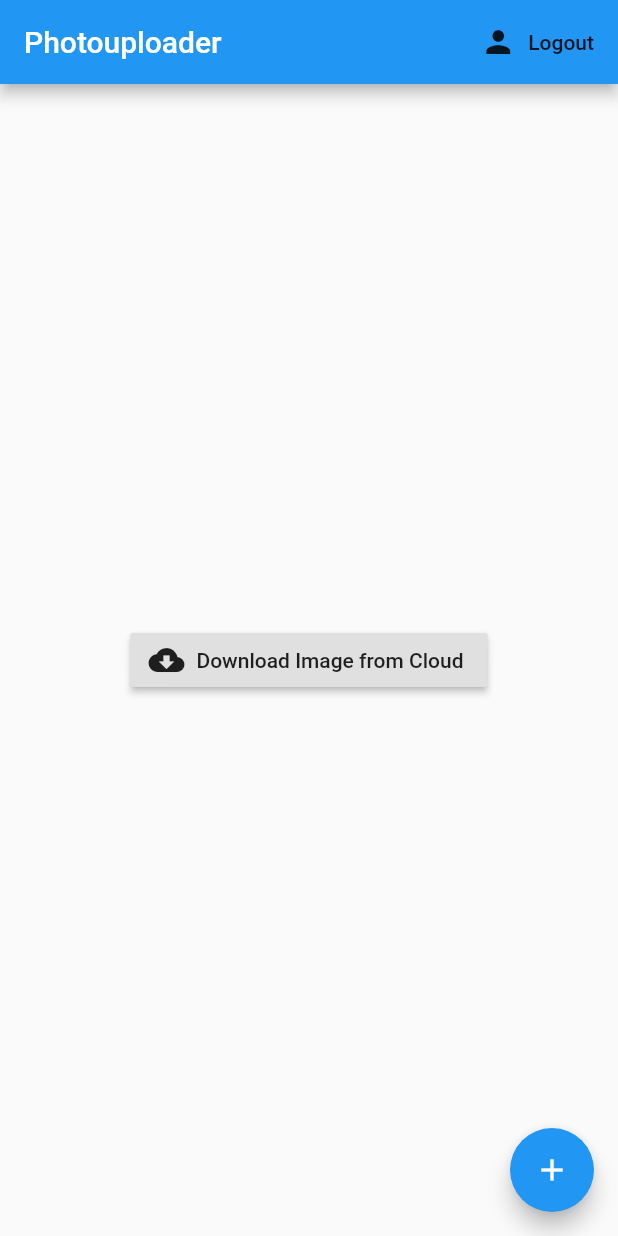
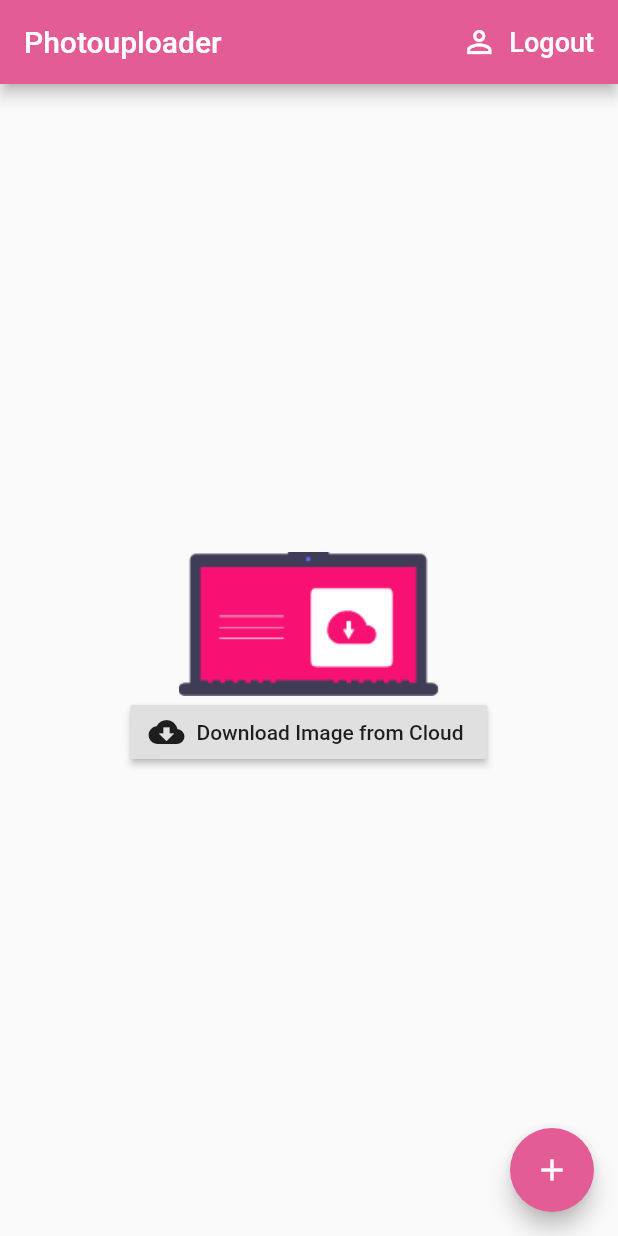
Before and after one commit to MichaelRinglein/photouploader, a Flutter app: the screen it shows once a user with an empty profile is signed in, after a tap on "Logout", on a phone screen of 412 x 824 dp. Run offline on Flutter 3.47's test engine with Material 2 defaults, Android fonts, the phone set to English and light mode, and no system bars; our stand-ins replace firebase_auth, firebase_core, firebase_storage, flutter_spinkit, google_sign_in, image_picker; missing offline and left inert: flutter_auth_buttons; accounts and stored records are empty; network calls fail.

Commit message:
changed color to pink

```diff
--- a/lib/authenticate/sign_in.dart
+++ b/lib/authenticate/sign_in.dart
@@ -1,6 +1,7 @@
 import 'package:flutter/material.dart';
 import 'package:photouploader/services/auth.dart';
 import 'package:photouploader/services/loading.dart';
+import 'package:flutter_auth_buttons/flutter_auth_buttons.dart';
 
 
 class SignIn extends StatefulWidget {
@@ -16,18 +17,32 @@ class _SignInState extends State<SignIn> {
   @override
   Widget build(BuildContext context) {
     return loading ? Loading() : Scaffold(
-      //backgroundColor: Colors.blueGrey,
       appBar: AppBar(
-        title: Text('Sign In'),
-        backgroundColor: Colors.blue,
+        title: Text(
+          'Sign In',
+          style: TextStyle(
+            color: Colors.white,),
+        ),
+        backgroundColor: Color.fromRGBO(228, 92, 150, 1.0),
       ),
       body: Center(
         child: Column(
           mainAxisAlignment: MainAxisAlignment.center,
           children: [
             RaisedButton.icon(
-              label: Text('Sign In Anonymously'),
-              icon: Icon(Icons.login),
+              padding: EdgeInsets.symmetric(horizontal: 15, vertical: 10),
+              color: Color.fromRGBO(228, 92, 150, 1.0),
+              label: Text(
+                'Sign In Anonymously',
+                style: TextStyle(
+                  color: Colors.white,
+                  fontSize: 16,
+                )
+              ),
+              icon: Icon(
+                Icons.login,
+                color: Colors.white,
+              ),
               onPressed: () async {
                 setState(() => loading = true);
                 loading = true;
@@ -42,9 +57,7 @@ class _SignInState extends State<SignIn> {
                 }
               },
             ),
-            RaisedButton.icon(
-              label: Text('Sign In With Google'),
-              icon: Icon(Icons.login),
+            GoogleSignInButton(
               onPressed: () async {
                 setState(() => loading = true);
                 loading = true;
@@ -59,6 +72,33 @@ class _SignInState extends State<SignIn> {
                 }
               },
             ),
+            /*
+            RaisedButton.icon(
+              color: Color.fromRGBO(228, 92, 150, 1.0),
+              label: Text(
+                'Sign In With Google',
+                style: TextStyle(
+                  color: Colors.white,
+                )
+              ),
+              icon: Icon(
+                Icons.login,
+                color: Colors.white,
+              ),
+              onPressed: () async {
+                setState(() => loading = true);
+                loading = true;
+                dynamic result = await _auth.signInAnonym();
+                if (result == null) {
+                  setState(() => loading = false);
+                  print('Error while signing in');
+                } else {
+                  setState(() => loading = false);
+                  print('Signed in with result.uid:');
+                  print(result.uid);
+                }
+              },
+            ),*/
           ],
         ),
       )
--- a/lib/main.dart
+++ b/lib/main.dart
@@ -26,7 +26,7 @@ class MyApp extends StatelessWidget {
       child: MaterialApp(
         title: 'Photouploader',
         theme: ThemeData(
-          primarySwatch: Colors.blue,
+          primarySwatch: Colors.pink,
           visualDensity: VisualDensity.adaptivePlatformDensity,
         ),
         home: Wrapper(),
@@ -69,11 +69,25 @@ class _MyHomePageState extends State<MyHomePage> {
   Widget build(BuildContext context) {
     return Scaffold(
       appBar: AppBar(
-        title: Text(widget.title),
+        title: Text(
+          widget.title,
+          style: TextStyle(
+          color: Colors.white),
+        ),
+        backgroundColor: Color.fromRGBO(228, 92, 150, 1.0),
         actions: <Widget>[
           FlatButton.icon(
-            icon: Icon(Icons.person),
-            label: Text('Logout'),
+            icon: Icon(
+              Icons.person_outline,
+              color: Colors.white,
+            ),
+            label: Text(
+              'Logout',
+              style: TextStyle(
+                color: Colors.white,
+                fontSize: 18,
+              )
+            ),
             onPressed: () async {
               await _auth.signOut();
             },
@@ -100,20 +114,19 @@ class _MyHomePageState extends State<MyHomePage> {
                   icon: Icon(Icons.delete),
                   onPressed: deleteImage,
                 ),
-                /*RaisedButton(
-                  onPressed: (){},
-                  child: Text('Show all my images'),
-                )
-                 */
               ],
             ),
           ],
         ),
       ),
       floatingActionButton: FloatingActionButton(
+        backgroundColor: Color.fromRGBO(228, 92, 150, 1.0),
         onPressed: getImage,
         tooltip: 'Increment',
-        child: Icon(Icons.add),
+        child: Icon(
+          Icons.add,
+          color: Colors.white,
+        ),
       ), // This trailing comma makes auto-formatting nicer for build methods.
     );
   }
--- a/lib/services/downloader.dart
+++ b/lib/services/downloader.dart
@@ -48,7 +48,6 @@ class _DownloaderState extends State<Downloader> {
       _url != null ?
       Column(
         children: [
-          Image.network(_url, height: 300),
           RaisedButton.icon(
             label: Text('Delete image'),
             icon: Icon(Icons.delete),
@@ -59,6 +58,9 @@ class _DownloaderState extends State<Downloader> {
       :
       Column(
         children: [
+          Image(
+            image: AssetImage('assets/laptop.png'),
+          ),
           RaisedButton.icon(
             label: Text('Download Image from Cloud'),
             icon: Icon(Icons.cloud_download),
--- a/lib/services/loading.dart
+++ b/lib/services/loading.dart
@@ -7,10 +7,11 @@ class Loading extends StatelessWidget {
     return Scaffold(
         appBar: AppBar(
         title: Text('Signing in...'),
+        backgroundColor: Color.fromRGBO(228, 92, 150, 1.0),
         ),
       body: Center(
           child: SpinKitRing(
-            color: Colors.blue,
+            color: Color.fromRGBO(228, 92, 150, 1.0),
             size: 60,
           ),
       ),
--- a/lib/services/uploader.dart
+++ b/lib/services/uploader.dart
@@ -18,12 +18,10 @@ class _UploaderState extends State<Uploader> {
 
   final FirebaseStorage _storage = FirebaseStorage(storageBucket: 'gs://photouploader-bff44.appspot.com/');
   StorageUploadTask _uploadTask;
-  bool _timeOut = false;
 
   void _startUpload() async {
 
     final user = Provider.of<UserModel>(context, listen: false);
-
     String filePath = 'image/${user.uid}/${user.uid}.png';
 
     setState(() {
@@ -44,18 +42,12 @@ class _UploaderState extends State<Uploader> {
             children: [
               if(_uploadTask.isInProgress) Column(
                 children: [
-                  Text('Uploading...'),
                   CircularProgressIndicator(value: progressPercent),
                   Text('${(progressPercent * 100).toStringAsFixed(2)} % '),
+                  Text('Uploading...'),
                 ],
               ),
-              if(_uploadTask.isSuccessful) Column(
-                children: [
-                  _timeOut == true ?
-                  Container() :
-                  Text('Image uploaded'),
-                ],
-              ),
+              if(_uploadTask.isComplete) Text('Image uploaded')
             ],
           );
       });
--- a/pubspec.yaml
+++ b/pubspec.yaml
@@ -31,6 +31,7 @@ dependencies:
   #cloud_firestore: ^0.14.0+2
   provider: ^4.3.2+2
   flutter_spinkit: ^4.1.2
+  flutter_auth_buttons: ^0.10.0
 
 
 
@@ -54,7 +55,8 @@ flutter:
   uses-material-design: true
 
   # To add assets to your application, add an assets section, like this:
-  # assets:
+  assets:
+     - assets/laptop.png
   #   - images/a_dot_burr.jpeg
   #   - images/a_dot_ham.jpeg
 
```
Also changed, not shown: assets/laptop.png (added), pubspec.lock, 2 other files.
